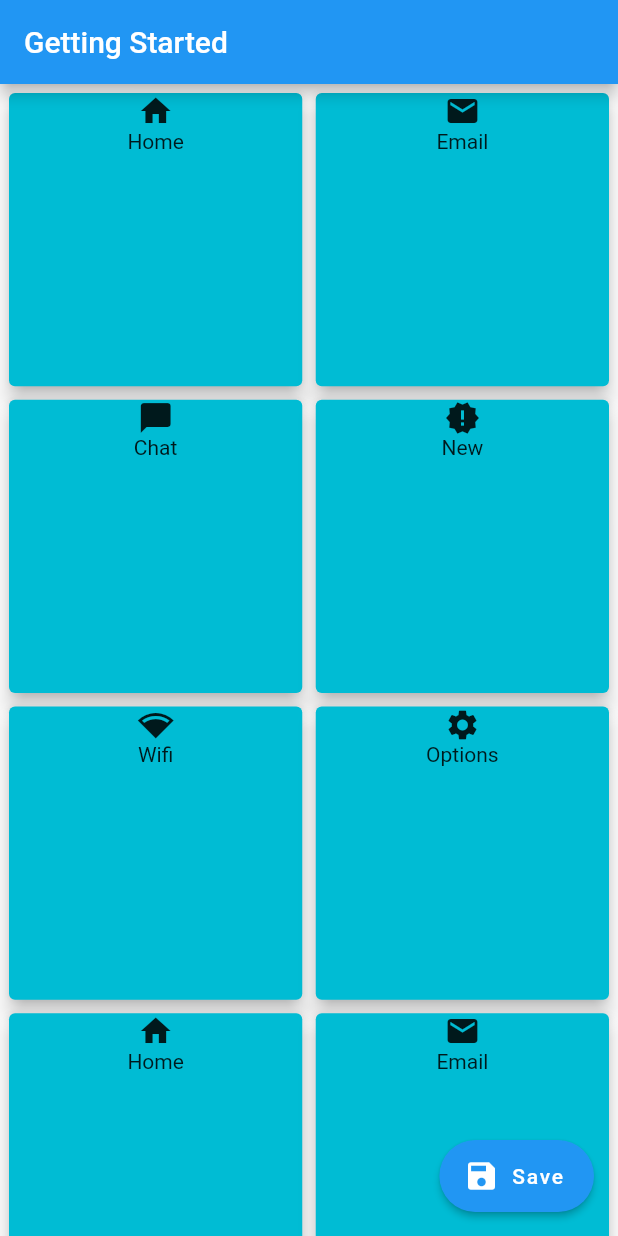
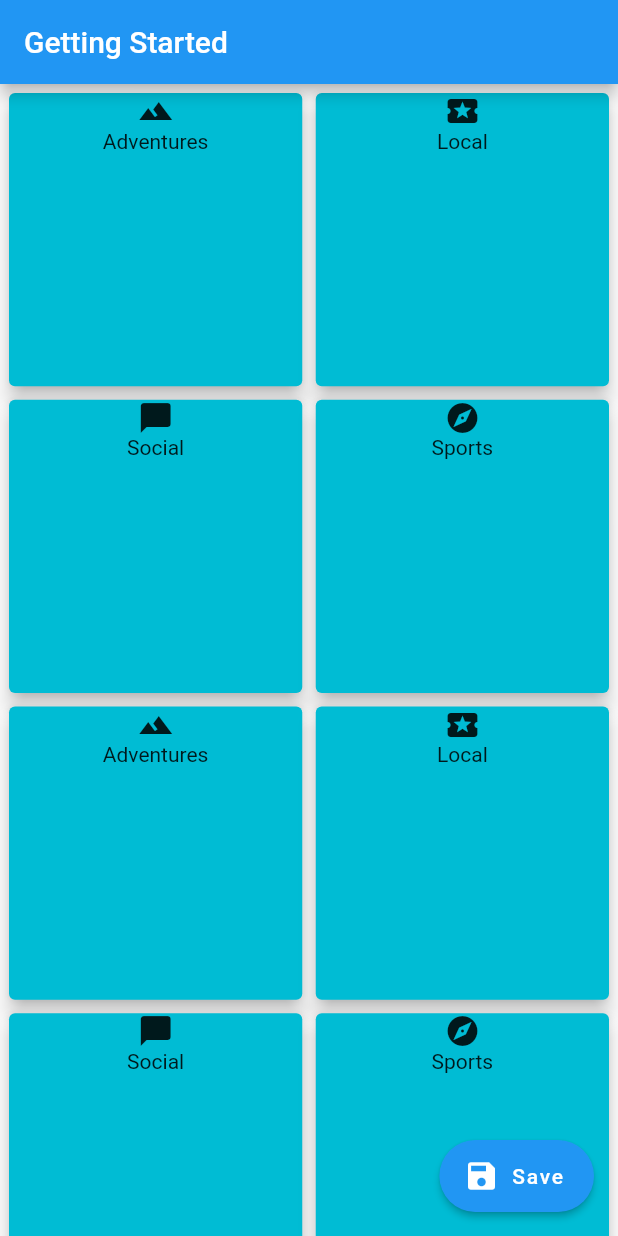
Before and after one commit to escape-ai/fakerinos_flutter, a Flutter app: the RegisterScreen screen opened directly, after a tap on "Register", after a tap on "Welcome Page", on a phone screen of 412 x 824 dp. Run offline on Flutter 3.47's test engine with Material 2 defaults, Android fonts, the phone set to English and light mode, and no system bars.

Commit message:
changed icons in interest grid page

```diff
--- a/lib/src/SwipeAnimation/index.dart
+++ b/lib/src/SwipeAnimation/index.dart
@@ -248,6 +248,7 @@ class CardDemoState extends State<CardDemo> with TickerProviderStateMixin {
           actions: <Widget> [new FlatButton(
               child: new Text("Close"),
               onPressed: () {
+
                 Navigator.of(context).pop();})])
 
 
--- a/lib/src/screens/interest_screen.dart
+++ b/lib/src/screens/interest_screen.dart
@@ -58,18 +58,19 @@ class InterestGrid {
       mainAxisSpacing: 1.0,
       crossAxisSpacing: 1.0,
       children: <Widget>[
-        makeGridCell("Home", Icons.home),
-        makeGridCell("Email", Icons.email),
-        makeGridCell("Chat", Icons.chat_bubble),
-        makeGridCell("New", Icons.new_releases),
-        makeGridCell("Wifi", Icons.network_wifi),
-        makeGridCell("Options", Icons.settings),
-        makeGridCell("Home", Icons.home),
-        makeGridCell("Email", Icons.email),
-        makeGridCell("Chat", Icons.chat_bubble),
-        makeGridCell("New", Icons.new_releases),
-        makeGridCell("Wifi", Icons.network_wifi),
-        makeGridCell("Options", Icons.settings)
+        makeGridCell("Adventures", Icons.terrain),
+        makeGridCell("Local", Icons.local_activity),
+        makeGridCell("Social", Icons.chat_bubble),
+        makeGridCell("Sports", Icons.explore),
+        makeGridCell("Adventures", Icons.terrain),
+        makeGridCell("Local", Icons.local_activity),
+        makeGridCell("Social", Icons.chat_bubble),
+        makeGridCell("Sports", Icons.explore),
+        makeGridCell("Adventures", Icons.terrain),
+        makeGridCell("Local", Icons.local_activity),
+        makeGridCell("Social", Icons.chat_bubble),
+        makeGridCell("Sports", Icons.explore),
+
       ]
     );
   }
```
